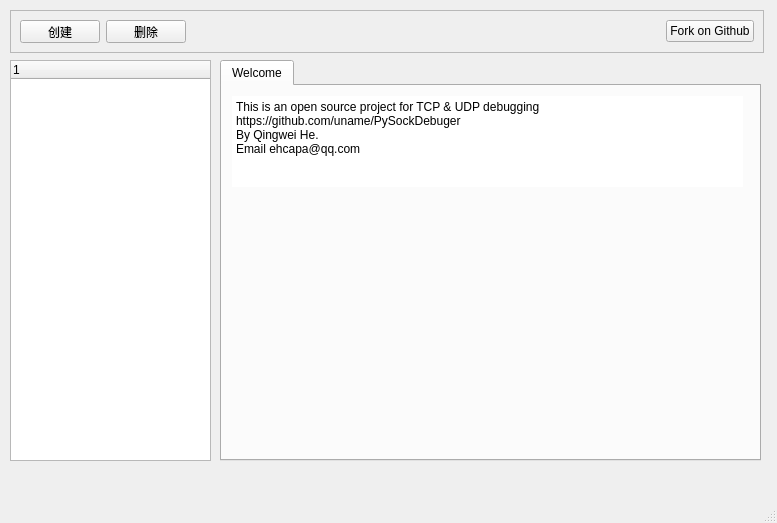
Before: the Qt Designer form resource/ui/main_window.ui in uname/PySockDebuger, drawn with Qt 5.
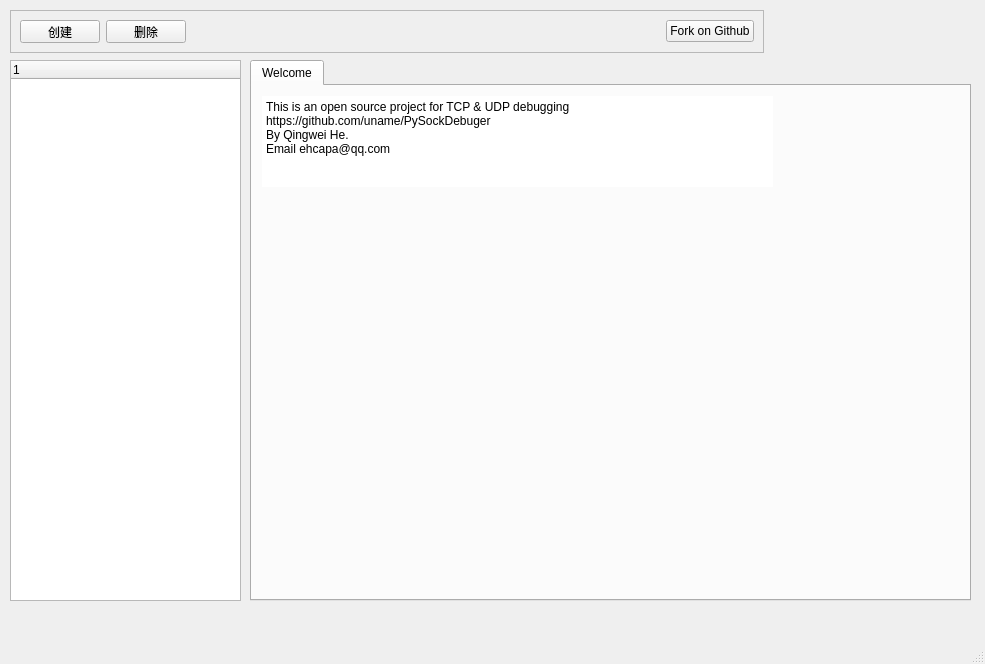
After: the same form once the commit is applied. Custom widgets are drawn as their Qt base class.

Patch:
```diff
--- a/resource/ui/main_window.ui
+++ b/resource/ui/main_window.ui
@@ -6,8 +6,8 @@
    <rect>
     <x>0</x>
     <y>0</y>
-    <width>777</width>
-    <height>523</height>
+    <width>985</width>
+    <height>664</height>
    </rect>
   </property>
   <property name="windowTitle">
@@ -83,8 +83,8 @@
      <rect>
       <x>10</x>
       <y>60</y>
-      <width>201</width>
-      <height>401</height>
+      <width>231</width>
+      <height>541</height>
      </rect>
     </property>
     <property name="minimumSize">
@@ -105,10 +105,10 @@
    <widget class="QTabWidget" name="sockTab">
     <property name="geometry">
      <rect>
-      <x>220</x>
+      <x>250</x>
       <y>60</y>
-      <width>541</width>
-      <height>401</height>
+      <width>721</width>
+      <height>541</height>
      </rect>
     </property>
     <property name="currentIndex">
@@ -160,7 +160,13 @@
   <customwidget>
    <class>SockTreeWidget</class>
    <extends>QTreeWidget</extends>
-   <header location="global">view/SockTreeWidget.h</header>
+   <header>view/SockTreeWidget.h</header>
+  </customwidget>
+  <customwidget>
+   <class>SockTab</class>
+   <extends>QTabWidget</extends>
+   <header location="global">view/SockTab.h</header>
+   <container>1</container>
   </customwidget>
  </customwidgets>
  <resources/>
```
Left out of the diff: 4 changed lines with no effect on the pictures.
